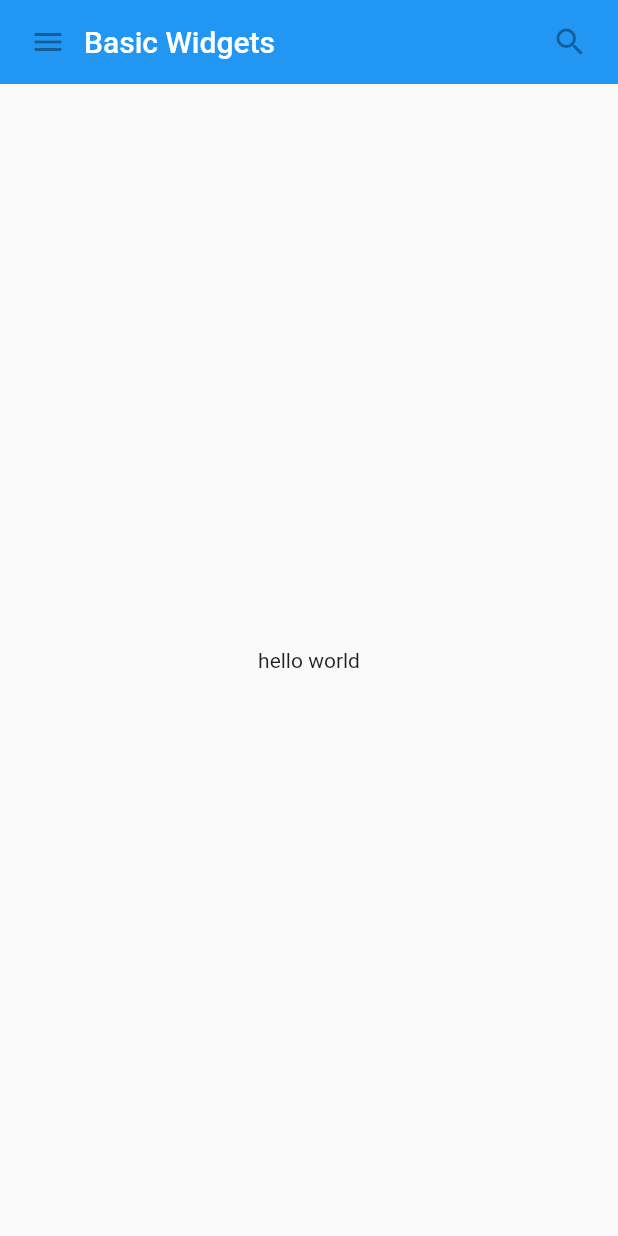
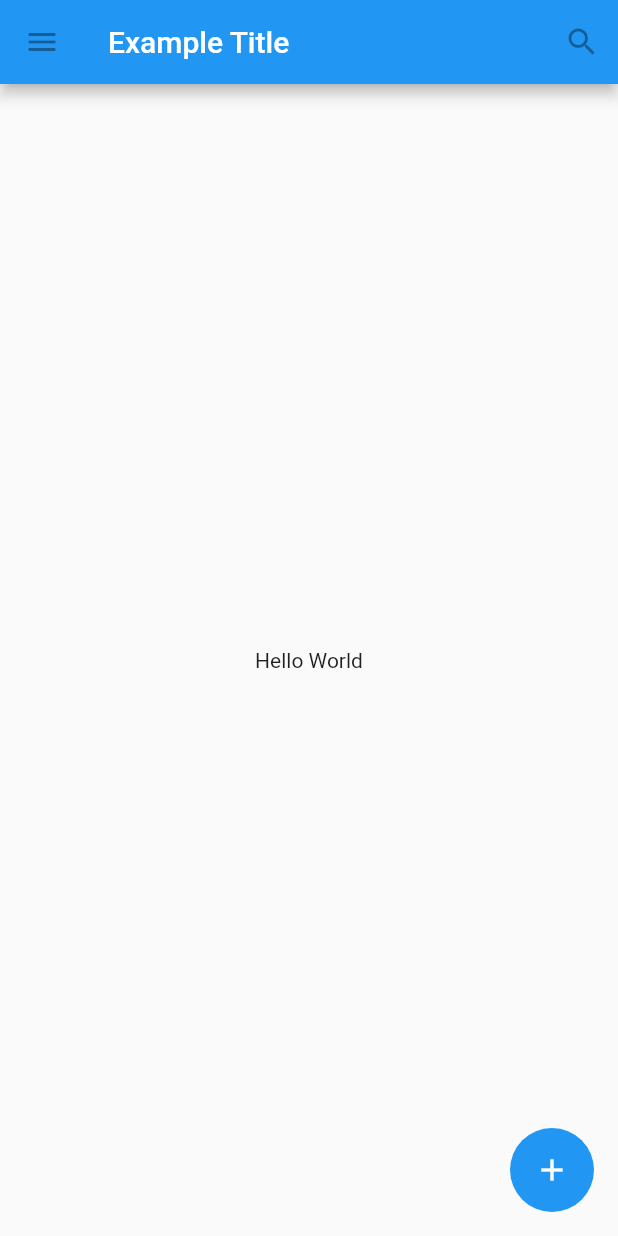
Before and after one commit to carlstep/flutter_docs_example, a Flutter app: the screen it shows after launch, on a phone screen of 412 x 824 dp. Run offline on Flutter 3.47's test engine with Material 2 defaults, Android fonts, the phone set to English and light mode, and no system bars.

Commit message:
setup material_components page

```diff
--- a/lib/main.dart
+++ b/lib/main.dart
@@ -1,11 +1,13 @@
 import 'package:flutter/material.dart';
+import 'package:flutter_docs_example/pages/material_components.dart';
 import 'pages/basic_widgets.dart';
 
 void main() {
   runApp(MaterialApp(
-    initialRoute: '/',
+    initialRoute: '/b',
     routes: {
       '/a': (context) => const BasicWidgets(),
+      '/b': (context) => const TutorialHome(),
     },
     home: const SafeArea(
       child: BasicWidgets(),
--- a/lib/pages/material_components.dart
+++ b/lib/pages/material_components.dart
@@ -7,10 +7,28 @@ class TutorialHome extends StatelessWidget {
   Widget build(BuildContext context) {
     return Scaffold(
       appBar: AppBar(
-        leading: IconButton(
+        leading: const IconButton(
           onPressed: null,
           icon: Icon(Icons.menu),
         ),
+        title: const Text(
+          'Example Title',
+        ),
+        actions: const [
+          IconButton(
+            onPressed: null,
+            icon: Icon(Icons.search),
+            tooltip: 'Search',
+          ),
+        ],
+      ),
+      body: Center(
+        child: Text('Hello World'),
+      ),
+      floatingActionButton: const FloatingActionButton(
+        elevation: 0,
+        onPressed: null,
+        child: Icon(Icons.add),
       ),
     );
   }
```
